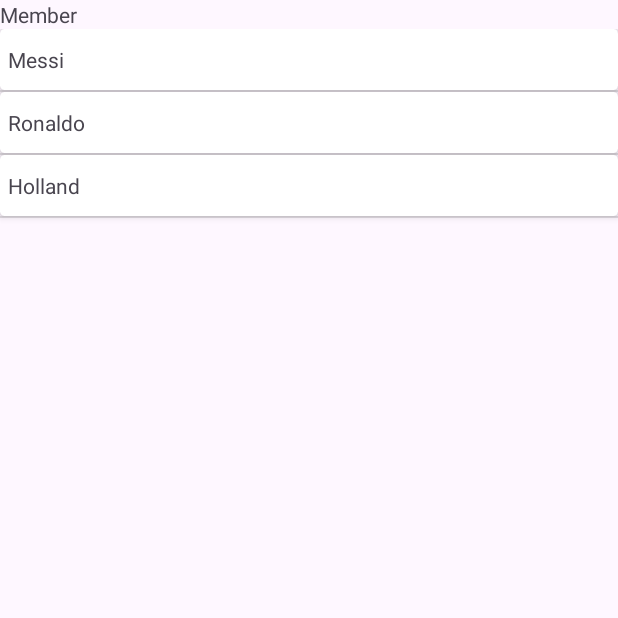
After one commit to Output-Of-The-Diagram/CrowdPP, an Android app: the CrowdActivity screen opened directly, with no data from a screen before it, on a phone screen of 412 x 824 dp, the top half of it. The commit adds this screen. Run offline under Robolectric (Android 15) with nearby library versions, the phone set to English and light mode, and no system bars.

Commit message:
Members Listview

```diff
--- a/crowdpp/app/src/main/AndroidManifest.xml
+++ b/crowdpp/app/src/main/AndroidManifest.xml
@@ -19,8 +19,12 @@
             android:name=".SignupActivity"
             android:exported="false" />
         <activity
+            android:name=".CrowdActivity"
+            android:exported="false"/>
+        <activity
             android:name=".LoginActivity"
             android:exported="true">
+
             <intent-filter>
                 <action android:name="android.intent.action.MAIN" />
 
--- a/crowdpp/app/src/main/java/com/ootd/crowdpp/AllCrowdFragment.java
+++ b/crowdpp/app/src/main/java/com/ootd/crowdpp/AllCrowdFragment.java
@@ -24,6 +24,7 @@ public class AllCrowdFragment extends Fragment {
     RecyclerView recyclerView;
     LinearLayoutManager linearLayoutManager;
     private RecyclerAdapter adapter;
+    ArrayList<CrowdData> CrowdDataArray;
 
     // TODO: Rename parameter arguments, choose names that match
     // the fragment initialization parameters, e.g. ARG_ITEM_NUMBER
@@ -70,11 +71,13 @@ public class AllCrowdFragment extends Fragment {
                              Bundle savedInstanceState) {
         View v = inflater.inflate(R.layout.fragment_all_crowd, container, false);
 
+        CrowdDataArray = new ArrayList<>();
+
         recyclerView = v.findViewById(R.id.recyclerView);
         linearLayoutManager = new LinearLayoutManager(getActivity().getApplicationContext());
         recyclerView.setLayoutManager(linearLayoutManager);
 
-        adapter = new RecyclerAdapter();
+        adapter = new RecyclerAdapter(CrowdDataArray, getContext());
         recyclerView.setAdapter(adapter);
 
         getData();
--- /dev/null
+++ b/crowdpp/app/src/main/java/com/ootd/crowdpp/CrowdActivity.java
@@ -0,0 +1,45 @@
+package com.ootd.crowdpp;
+
+import androidx.appcompat.app.AppCompatActivity;
+import android.os.Bundle;
+import android.util.Log;
+import android.widget.ListView;
+
+import java.lang.reflect.Member;
+import java.sql.Array;
+import java.util.ArrayList;
+
+public class CrowdActivity extends AppCompatActivity {
+
+    ArrayList<MembersData> members;
+
+
+
+    @Override
+    protected void onCreate(Bundle savedInstanceState) {
+        super.onCreate(savedInstanceState);
+        setContentView(R.layout.activity_crowd);
+
+        getData();
+
+
+        ListView listview = findViewById(R.id.crowdMemberListview);
+        MembersAdapter membersAdapter = new MembersAdapter(this, members);
+        listview.setAdapter(membersAdapter);
+
+
+    }
+    private void getData(){
+        members = new ArrayList<MembersData>();
+        MembersData member1 = new MembersData("Messi");
+        MembersData member2 = new MembersData("Ronaldo");
+        MembersData member3 = new MembersData("Holland");
+
+        members.add(member1);
+        members.add(member2);
+        members.add(member3);
+
+    }
+
+
+}
--- /dev/null
+++ b/crowdpp/app/src/main/java/com/ootd/crowdpp/MembersAdapter.java
@@ -0,0 +1,50 @@
+package com.ootd.crowdpp;
+
+import android.content.Context;
+import android.util.Log;
+import android.view.LayoutInflater;
+import android.view.View;
+import android.view.ViewGroup;
+import android.widget.BaseAdapter;
+import android.widget.TextView;
+
+import java.lang.reflect.Array;
+import java.lang.reflect.Member;
+import java.util.ArrayList;
+
+public class MembersAdapter extends BaseAdapter {
+    Context mContext = null;
+    LayoutInflater mLayoutInflater = null;
+    ArrayList<MembersData> Members = new ArrayList<>();
+
+    public MembersAdapter(Context context, ArrayList<MembersData> members) {
+        mContext = context;
+        Members = members;
+        mLayoutInflater = LayoutInflater.from(mContext);
+    }
+
+    @Override
+    public int getCount() {
+        return Members.size();
+    }
+
+    @Override
+    public Object getItem(int position) {
+        return Members.get(position);
+    }
+
+    @Override
+    public long getItemId(int position) {
+        return position;
+    }
+
+    @Override
+    public View getView(int position, View converView, ViewGroup parent) {
+        View view = mLayoutInflater.inflate(R.layout.card_members, null);
+        TextView memberName = view.findViewById(R.id.memberName);
+
+        memberName.setText(Members.get(position).getMembers());
+
+        return view;
+    }
+}
--- /dev/null
+++ b/crowdpp/app/src/main/java/com/ootd/crowdpp/MembersData.java
@@ -0,0 +1,25 @@
+package com.ootd.crowdpp;
+
+import com.google.gson.annotations.Expose;
+import com.google.gson.annotations.SerializedName;
+
+import java.lang.reflect.Member;
+
+public class MembersData {
+    @SerializedName("members")
+    @Expose
+    private String members;
+
+    public MembersData(String members){
+        this.members = members;
+    }
+
+
+    public String getMembers(){
+        return members;
+    }
+
+    public void setMembers(String members){
+        this.members = members;
+    }
+}
--- a/crowdpp/app/src/main/java/com/ootd/crowdpp/RecyclerAdapter.java
+++ b/crowdpp/app/src/main/java/com/ootd/crowdpp/RecyclerAdapter.java
@@ -1,6 +1,7 @@
 package com.ootd.crowdpp;
 
 import android.content.Context;
+import android.content.Intent;
 import android.view.LayoutInflater;
 import android.view.View;
 import android.view.ViewGroup;
@@ -10,13 +11,14 @@ import android.widget.TextView;
 import android.widget.Toast;
 
 import androidx.annotation.NonNull;
+import androidx.cardview.widget.CardView;
 import androidx.recyclerview.widget.RecyclerView;
 
 import java.util.ArrayList;
 
 public class RecyclerAdapter extends RecyclerView.Adapter<RecyclerAdapter.ViewHolder> {
     ArrayList<CrowdData> CrowdDataArray = new ArrayList<>();
-//    Context context;
+    Context context;
 
     class ViewHolder extends RecyclerView.ViewHolder {
 
@@ -43,10 +45,10 @@ public class RecyclerAdapter extends RecyclerView.Adapter<RecyclerAdapter.ViewHo
         CrowdDataArray.add(crowdData);
     }
 
-//    public RecyclerAdapter(ArrayList<CrowdData> CrowdDataArray, Context context) {
-//        this.CrowdDataArray = CrowdDataArray;
-//        this.context = context;
-//    }
+    public RecyclerAdapter(ArrayList<CrowdData> CrowdDataArray, Context context) {
+        this.CrowdDataArray = CrowdDataArray;
+        this.context = context;
+    }
 
     // Create new views (invoked by the layout manager)
     @Override
@@ -59,6 +61,16 @@ public class RecyclerAdapter extends RecyclerView.Adapter<RecyclerAdapter.ViewHo
             @Override
             public void onClick(View view) {
                 Toast.makeText(view.getContext(), "MESSI", Toast.LENGTH_SHORT).show();
+            }
+        });
+
+        // Crowd를 누르면 해당 Crowd의 멤버들 출력
+        CardView cardView = view.findViewById(R.id.card_view);
+        cardView.setOnClickListener(new View.OnClickListener(){
+            @Override
+            public void onClick(View view){
+                Intent intent = new Intent(context.getApplicationContext(), CrowdActivity.class);
+                context.startActivity(intent);
             }
         });
         return new ViewHolder(view);
--- /dev/null
+++ b/crowdpp/app/src/main/res/layout/activity_crowd.xml
@@ -0,0 +1,21 @@
+<?xml version="1.0" encoding="utf-8"?>
+<LinearLayout
+    xmlns:android="http://schemas.android.com/apk/res/android"
+    xmlns:tools="http://schemas.android.com/tools"
+    xmlns:app="http://schemas.android.com/apk/res-auto"
+    android:layout_width="match_parent"
+    android:layout_height="match_parent"
+    tools:context=".CrowdActivity"
+    android:orientation="vertical">
+
+  <TextView
+      android:layout_width="match_parent"
+      android:layout_height="wrap_content"
+      android:text="Member"/>
+
+  <ListView
+      android:id="@+id/crowdMemberListview"
+      android:layout_width="wrap_content"
+      android:layout_height="match_parent" />
+
+</LinearLayout>
--- /dev/null
+++ b/crowdpp/app/src/main/res/layout/card_members.xml
@@ -0,0 +1,30 @@
+<?xml version="1.0" encoding="utf-8"?>
+
+<androidx.cardview.widget.CardView xmlns:android="http://schemas.android.com/apk/res/android"
+    xmlns:card_view="http://schemas.android.com/apk/res-auto"
+    android:id="@+id/card_member"
+    android:layout_width="match_parent"
+    android:layout_height="wrap_content"
+    android:layout_margin="5dp"
+    card_view:cardBackgroundColor="#FFFFFF"
+    card_view:cardCornerRadius="3dp"
+    card_view:cardElevation="3dp"
+    card_view:contentPadding="4dp">
+
+    <RelativeLayout
+        android:layout_width="match_parent"
+        android:layout_height="wrap_content"
+        android:background="#FFFFFF"
+        android:padding="1dp">
+
+        <TextView
+            android:id="@+id/memberName"
+            android:layout_width="match_parent"
+            android:layout_height="wrap_content"
+            android:layout_marginTop="5dp"
+            android:layout_marginBottom="5dp"
+            android:text="멤버이름1" />
+
+    </RelativeLayout>
+
+</androidx.cardview.widget.CardView>
```
